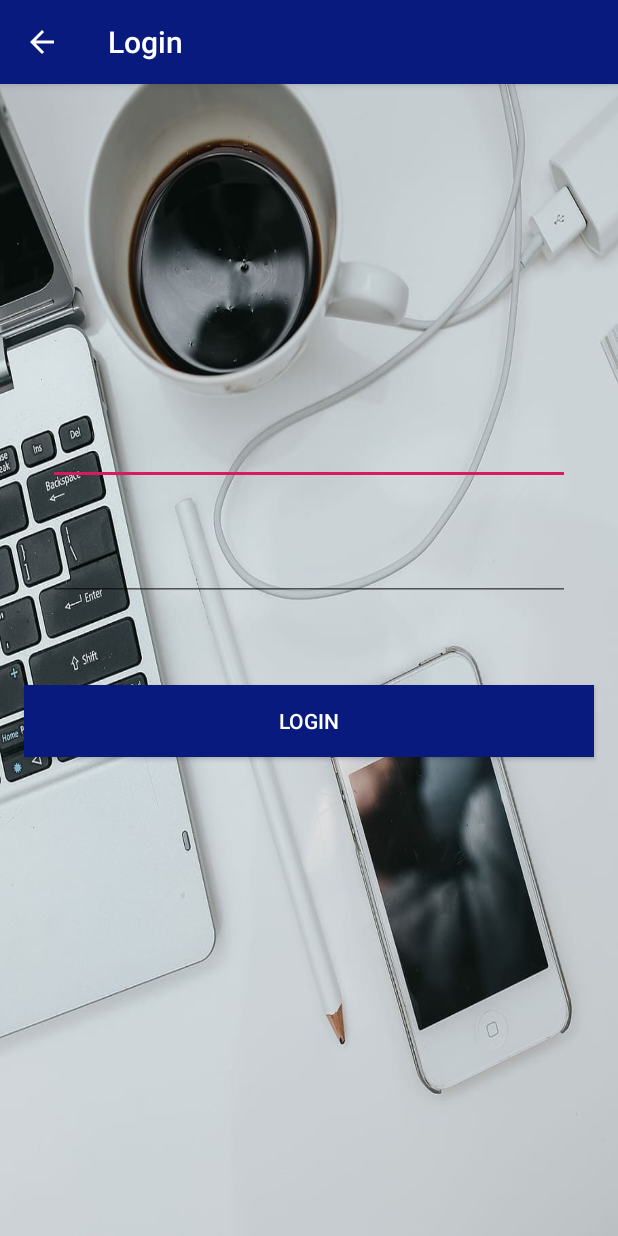
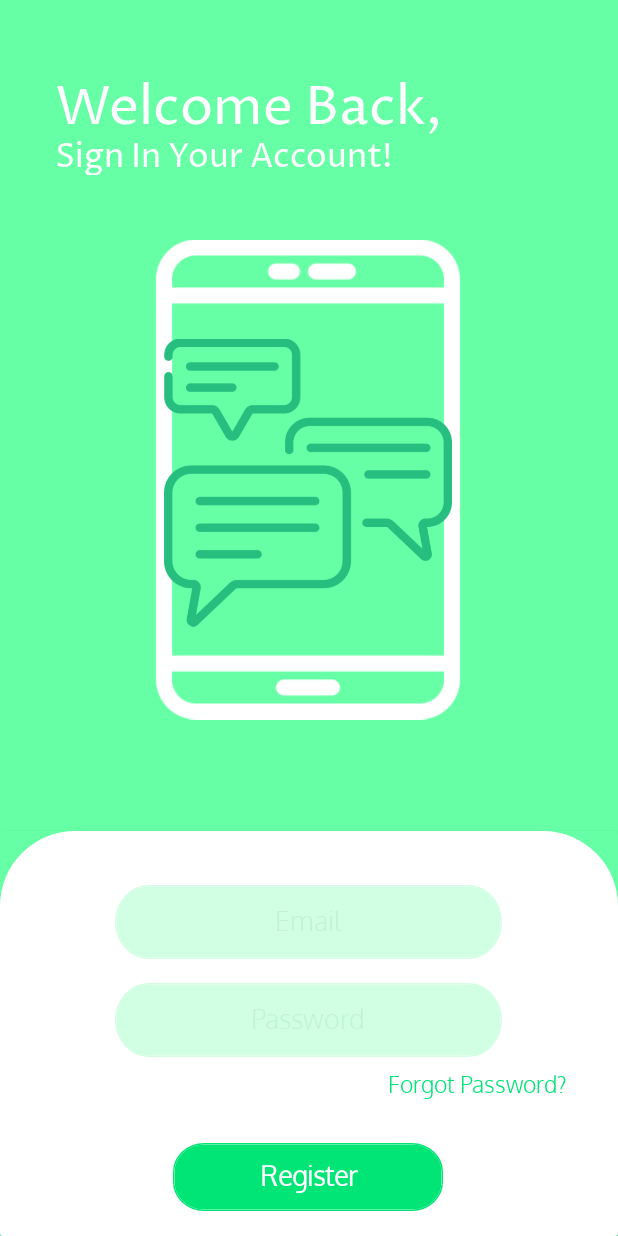
Before and after one commit to rivandasyah/ChatAppsDesign, an Android app: the LoginActivity screen opened directly, with no data from a screen before it, on a phone screen of 412 x 824 dp. Run offline under Robolectric (Android 15) with nearby library versions, the phone set to English and light mode, and no system bars; our stand-ins replace Firebase (no records; nobody signed in at launch, a user with empty details on screens opened directly).

Commit message:
design ui welcome + register + login activity

```diff
--- a/app/src/main/AndroidManifest.xml
+++ b/app/src/main/AndroidManifest.xml
@@ -18,7 +18,8 @@
         <activity android:name=".ChatActivity" />
         <activity
             android:name=".LoginActivity"
-            android:theme="@style/AppTheme.NoActionBar" />
+            android:theme="@style/AppTheme.NoActionBar"
+            android:parentActivityName=".MainActivity" />
         <activity
             android:name=".RegisterActivity"
             android:theme="@style/AppTheme.NoActionBar" />
--- a/app/src/main/java/com/rivaphy/chatapps/LoginActivity.kt
+++ b/app/src/main/java/com/rivaphy/chatapps/LoginActivity.kt
@@ -3,6 +3,7 @@ package com.rivaphy.chatapps
 import android.content.Intent
 import androidx.appcompat.app.AppCompatActivity
 import android.os.Bundle
+import android.view.MenuItem
 import android.widget.Toast
 import com.google.firebase.auth.FirebaseAuth
 import kotlinx.android.synthetic.main.activity_login.*
@@ -17,19 +18,23 @@ class LoginActivity : AppCompatActivity() {
         setContentView(R.layout.activity_login)
 
         //untuk toolbar
-        setSupportActionBar(toolbar_login)
-        supportActionBar!!.title = getString(R.string.text_login) //buat set nama toolbar
-        supportActionBar!!.setDisplayHomeAsUpEnabled(true) //buat back ke welcome activity
-        mAuth = FirebaseAuth.getInstance()
-
-        toolbar_login.setNavigationOnClickListener {
-            val intentToWelcome = Intent(this, WelcomeActivity::class.java)
-            startActivity(intentToWelcome)
-            finish()
-        }
+//        setSupportActionBar(toolbar_login)
+//        supportActionBar!!.title = getString(R.string.text_login) //buat set nama toolbar
+//        supportActionBar!!.setDisplayHomeAsUpEnabled(true) //buat back ke welcome activity
+//        mAuth = FirebaseAuth.getInstance()
+//
+//        toolbar_login.setNavigationOnClickListener {
+//            val intentToWelcome = Intent(this, WelcomeActivity::class.java)
+//            startActivity(intentToWelcome)
+//            finish()
+//        }
 
         btn_login.setOnClickListener {
             loginUser()
+        }
+
+        tv_login_forgot_pass.setOnClickListener {
+            Toast.makeText(this, getString(R.string.remember), Toast.LENGTH_LONG).show()
         }
     }
 
@@ -59,4 +64,12 @@ class LoginActivity : AppCompatActivity() {
             }
         }
     }
+
+    override fun onOptionsItemSelected(item: MenuItem): Boolean {
+        if (item.itemId == android.R.id.home) {
+            finish()
+            return true
+        }
+        return super.onOptionsItemSelected(item)
+    }
 }
--- a/app/src/main/java/com/rivaphy/chatapps/RegisterActivity.kt
+++ b/app/src/main/java/com/rivaphy/chatapps/RegisterActivity.kt
@@ -3,14 +3,14 @@ package com.rivaphy.chatapps
 import android.content.Intent
 import androidx.appcompat.app.AppCompatActivity
 import android.os.Bundle
-import android.view.KeyEvent
-import android.webkit.WebView
 import android.widget.Toast
 import com.google.firebase.auth.FirebaseAuth
 import com.google.firebase.database.DatabaseReference
 import com.google.firebase.database.FirebaseDatabase
 import kotlinx.android.synthetic.main.activity_register.*
 
+
+@Suppress("UNREACHABLE_CODE")
 class RegisterActivity : AppCompatActivity() {
 
     private lateinit var mAuth: FirebaseAuth
--- a/app/src/main/res/layout/activity_login.xml
+++ b/app/src/main/res/layout/activity_login.xml
@@ -4,75 +4,140 @@
     xmlns:tools="http://schemas.android.com/tools"
     android:layout_width="match_parent"
     android:layout_height="match_parent"
-    android:background="@drawable/login"
+    android:background="@drawable/wrl_activity"
     tools:context=".LoginActivity">
 
-    <com.google.android.material.appbar.AppBarLayout
-        android:layout_width="match_parent"
-        android:layout_height="wrap_content"
-        android:background="#081A7E"
-        android:theme="@style/AppTheme.PopupOverlay"
+    <ImageView
+        android:id="@+id/iv_login_mobile"
+        android:layout_width="320dp"
+        android:layout_height="350dp"
+        android:layout_marginTop="28dp"
+        android:contentDescription="@string/content_description"
         app:layout_constraintEnd_toEndOf="parent"
+        app:layout_constraintHorizontal_bias="0.494"
         app:layout_constraintStart_toStartOf="parent"
-        app:layout_constraintTop_toTopOf="parent">
+        app:layout_constraintTop_toBottomOf="@+id/tv_login_sign_in_your_account"
+        app:srcCompat="@drawable/mobile" />
 
-        <androidx.appcompat.widget.Toolbar
-            android:id="@+id/toolbar_login"
-            android:layout_width="409dp"
-            android:layout_height="wrap_content"
-            android:background="#081A7E"
-            android:minHeight="?attr/actionBarSize"
-            android:theme="?attr/actionBarTheme"
+    <ImageView
+        android:id="@+id/iv_login_chat"
+        android:layout_width="192dp"
+        android:layout_height="202dp"
+        android:layout_marginTop="104dp"
+        android:contentDescription="@string/content_description"
         app:layout_constraintEnd_toEndOf="parent"
+        app:layout_constraintHorizontal_bias="0.497"
+        app:layout_constraintStart_toStartOf="parent"
+        app:layout_constraintTop_toBottomOf="@+id/tv_login_sign_in_your_account"
+        app:srcCompat="@drawable/chat" />
+
+    <TextView
+        android:id="@+id/tv_login_welcome_back"
+        android:layout_width="wrap_content"
+        android:layout_height="41dp"
+        android:layout_marginTop="48dp"
+        android:text="@string/welcome_back"
+        android:textAlignment="center"
+        android:textAppearance="@style/welcome_hello"
+        app:layout_constraintEnd_toEndOf="parent"
+        app:layout_constraintHorizontal_bias="0.24"
         app:layout_constraintStart_toStartOf="parent"
         app:layout_constraintTop_toTopOf="parent" />
 
-    </com.google.android.material.appbar.AppBarLayout>
+    <TextView
+        android:id="@+id/tv_login_sign_in_your_account"
+        android:layout_width="wrap_content"
+        android:layout_height="27dp"
+        android:text="@string/text_sign_in_your_account"
+        android:textAlignment="center"
+        android:textAppearance="@style/register_create"
+        app:layout_constraintEnd_toEndOf="@+id/tv_login_welcome_back"
+        app:layout_constraintHorizontal_bias="0.0"
+        app:layout_constraintStart_toStartOf="@+id/tv_login_welcome_back"
+        app:layout_constraintTop_toBottomOf="@+id/tv_login_welcome_back" />
+
+    <androidx.cardview.widget.CardView
+        android:id="@+id/cv_login"
+        android:layout_width="match_parent"
+        android:layout_height="270dp"
+        app:cardBackgroundColor="@color/colorPrimaryLight"
+        app:layout_constraintBottom_toBottomOf="parent"
+        app:layout_constraintEnd_toEndOf="parent"
+        app:layout_constraintStart_toStartOf="parent">
+
+        <androidx.constraintlayout.widget.ConstraintLayout
+            android:layout_width="match_parent"
+            android:layout_height="match_parent"
+            android:background="@drawable/register">
 
             <EditText
                 android:id="@+id/edt_email_login"
-        android:layout_width="match_parent"
-        android:layout_height="wrap_content"
-        android:layout_marginStart="32dp"
-        android:layout_marginEnd="32dp"
+                android:layout_width="258dp"
+                android:layout_height="49dp"
+                android:layout_marginTop="36dp"
+                android:alpha="0.3"
+                android:background="@drawable/edt_register_login"
+                android:elevation="4dp"
                 android:ems="10"
+                android:hint="@string/text_email"
+                android:importantForAutofill="no"
                 android:inputType="textEmailAddress"
                 android:textAlignment="center"
-        android:textColor="#FFFFFF"
-        app:layout_constraintBottom_toBottomOf="parent"
+                android:textAppearance="@style/login"
+                android:textColorHint="@color/colorHint"
                 app:layout_constraintEnd_toEndOf="parent"
+                app:layout_constraintHorizontal_bias="0.496"
                 app:layout_constraintStart_toStartOf="parent"
-        app:layout_constraintTop_toTopOf="parent"
-        app:layout_constraintVertical_bias="0.357" />
+                app:layout_constraintTop_toTopOf="parent" />
 
             <EditText
                 android:id="@+id/edt_password_login"
-        android:layout_width="match_parent"
-        android:layout_height="wrap_content"
-        android:layout_marginStart="32dp"
-        android:layout_marginTop="32dp"
-        android:layout_marginEnd="32dp"
+                android:layout_width="258dp"
+                android:layout_height="49dp"
+                android:layout_marginTop="16dp"
+                android:alpha="0.3"
+                android:background="@drawable/edt_register_login"
+                android:elevation="4dp"
                 android:ems="10"
+                android:hint="@string/text_password"
+                android:importantForAutofill="no"
                 android:inputType="textPassword"
                 android:textAlignment="center"
-        android:textColor="#FFFFFF"
+                android:textAppearance="@style/login"
+                android:textColorHint="@color/colorHint"
                 app:layout_constraintEnd_toEndOf="@+id/edt_email_login"
-        app:layout_constraintHorizontal_bias="0.0"
                 app:layout_constraintStart_toStartOf="@+id/edt_email_login"
                 app:layout_constraintTop_toBottomOf="@+id/edt_email_login" />
 
             <Button
                 android:id="@+id/btn_login"
-        android:layout_width="match_parent"
+                android:layout_width="180dp"
+                android:layout_height="45dp"
+                android:layout_marginTop="28dp"
+                android:background="@drawable/btn_register_login"
+                android:text="@string/text_register"
+                android:textAppearance="@style/login"
+                android:textColor="#FFFFFF"
+                android:textStyle="bold"
+                app:layout_constraintEnd_toEndOf="parent"
+                app:layout_constraintHorizontal_bias="0.497"
+                app:layout_constraintStart_toStartOf="parent"
+                app:layout_constraintTop_toBottomOf="@+id/tv_login_forgot_pass" />
+
+            <TextView
+                android:id="@+id/tv_login_forgot_pass"
+                android:layout_width="wrap_content"
                 android:layout_height="wrap_content"
-        android:layout_marginStart="16dp"
-        android:layout_marginTop="56dp"
-        android:layout_marginEnd="16dp"
-        android:background="#081A7E"
-        android:text="@string/text_login"
-        android:textColor="#FFFFFF"
-        app:layout_constraintEnd_toEndOf="@+id/edt_email_login"
-        app:layout_constraintStart_toStartOf="@+id/edt_email_login"
+                android:layout_marginTop="8dp"
+                android:fontFamily="@font/oxygen"
+                android:text="@string/forgot_pass"
+                android:textAppearance="@style/forgot_pass"
+                app:layout_constraintEnd_toEndOf="parent"
+                app:layout_constraintHorizontal_bias="0.883"
+                app:layout_constraintStart_toStartOf="parent"
                 app:layout_constraintTop_toBottomOf="@+id/edt_password_login" />
 
         </androidx.constraintlayout.widget.ConstraintLayout>
+    </androidx.cardview.widget.CardView>
+
+</androidx.constraintlayout.widget.ConstraintLayout>
--- a/app/src/main/res/layout/activity_register.xml
+++ b/app/src/main/res/layout/activity_register.xml
@@ -55,7 +55,7 @@
         app:layout_constraintTop_toBottomOf="@+id/tv_register_hello" />
 
     <androidx.cardview.widget.CardView
-        android:id="@+id/cv_register"
+        android:id="@+id/cv_login"
         android:layout_width="match_parent"
         android:layout_height="300dp"
         app:cardBackgroundColor="@color/colorPrimaryLight"
--- a/app/src/main/res/values/strings.xml
+++ b/app/src/main/res/values/strings.xml
@@ -1,5 +1,5 @@
 <resources>
-    <string name="app_name">ChatApps</string>
+    <string name="app_name">ChatAppsDesign</string>
     <string name="text_welcome">Welcome</string>
     <string name="text_register">Register</string>
     <string name="text_login">Login</string>
@@ -28,5 +28,9 @@
     <string name="message_notif">write your message first!</string>
     <string name="hello_">Hello,</string>
     <string name="text_create_your_account_here">Create Your Account Here</string>
+    <string name="welcome_back">Welcome Back,</string>
+    <string name="text_sign_in_your_account">Sign In Your Account!</string>
+    <string name="forgot_pass">Forgot Password?</string>
+    <string name="remember">Coba diinget-inget lagi hayoo passwordnya</string>
 
 </resources>
--- a/app/src/main/res/values/styles.xml
+++ b/app/src/main/res/values/styles.xml
@@ -48,6 +48,12 @@
         <item name="android:fontFamily">@font/oxygen</item>
     </style>
 
+    <style name="forgot_pass">
+        <item name="android:textSize">15sp</item>
+        <item name="android:textColor">#00E575</item>
+    </style>
+
+
     <style name="AppTheme.AppBarOverlay" parent="ThemeOverlay.AppCompat.Dark" />
 
     <style name="AppTheme.PopupOverlay" parent="ThemeOverlay.AppCompat.Light" />
```
Lines whose indentation alone changed are shown as unchanged.
